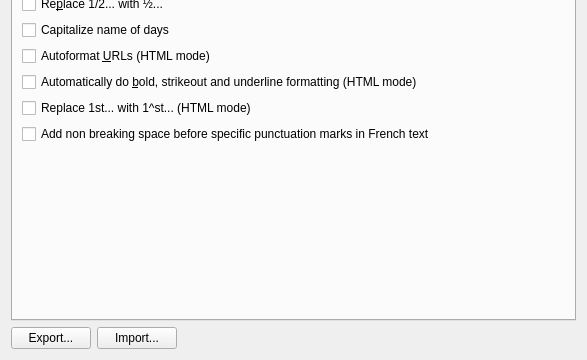
This is src/pimcommon/autocorrection/ui/autocorrectionwidget.ui in KDE/pimcommon as Qt 5 draws it before an edit; both pictures show x 0 to 587 and y 212 to 572 of the 587 by 572 pixel window. The edited form follows.
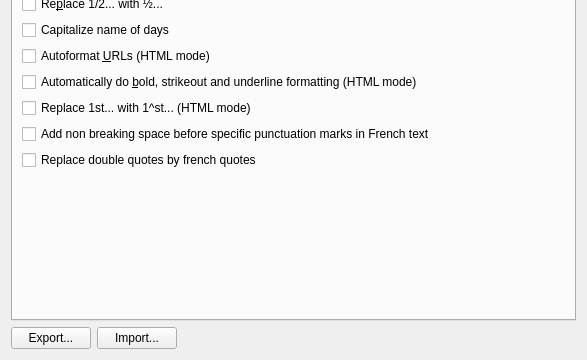
This is the edited form. Custom widgets are drawn as their Qt base class.

Commit message: Prepare to implement "replace double quotes as french quotes"

```diff
--- a/src/pimcommon/autocorrection/ui/autocorrectionwidget.ui
+++ b/src/pimcommon/autocorrection/ui/autocorrectionwidget.ui
@@ -163,6 +163,13 @@
          </property>
         </widget>
        </item>
+       <item>
+        <widget class="QCheckBox" name="replaceDoubleQuotesByFrenchQuotes">
+         <property name="text">
+          <string>Replace double quotes by french quotes</string>
+         </property>
+        </widget>
+       </item>
        <item>
         <spacer>
          <property name="orientation">
```
The commit also changes 6 other files.
